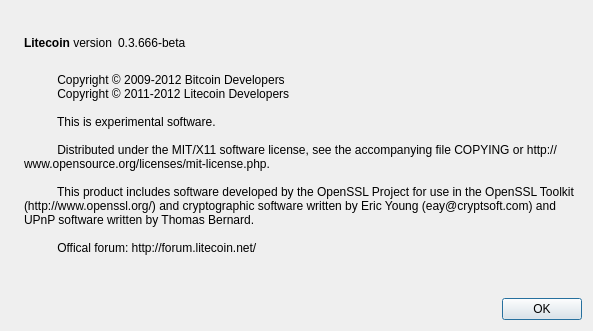
The window that src/qt/forms/aboutdialog.ui (maxantonio/rambocoin) describes before a commit, drawn with Qt 5.
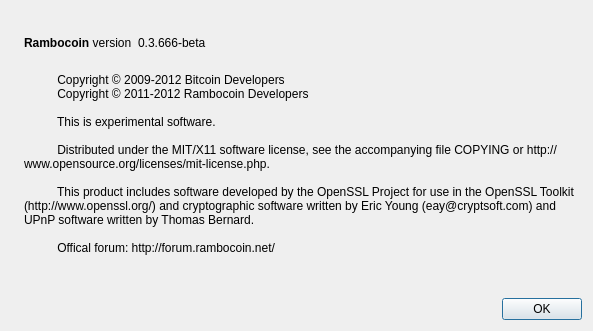
The same window after the commit. Icons and pictures are not drawn.

What changed in the file:
```diff
--- a/src/qt/forms/aboutdialog.ui
+++ b/src/qt/forms/aboutdialog.ui
@@ -50,7 +50,7 @@
           <cursorShape>IBeamCursor</cursorShape>
          </property>
          <property name="text">
-          <string>&lt;b&gt;Litecoin&lt;/b&gt; version</string>
+          <string>&lt;b&gt;Rambocoin&lt;/b&gt; version</string>
          </property>
          <property name="textInteractionFlags">
           <set>Qt::LinksAccessibleByMouse|Qt::TextSelectableByKeyboard|Qt::TextSelectableByMouse</set>
@@ -96,7 +96,7 @@
        <property name="text">
         <string>
           Copyright © 2009-2012 Bitcoin Developers
-          Copyright © 2011-2012 Litecoin Developers
+          Copyright © 2011-2012 Rambocoin Developers
 
           This is experimental software.
 
@@ -104,7 +104,7 @@
 
           This product includes software developed by the OpenSSL Project for use in the OpenSSL Toolkit (http://www.openssl.org/) and cryptographic software written by Eric Young (eay@cryptsoft.com) and UPnP software written by Thomas Bernard.
 
-          Offical forum: http://forum.litecoin.net/
+          Offical forum: http://forum.rambocoin.net/
         </string>
        </property>
        <property name="wordWrap">
```
Left out of the diff: 2 changed lines with no effect on the pictures.
